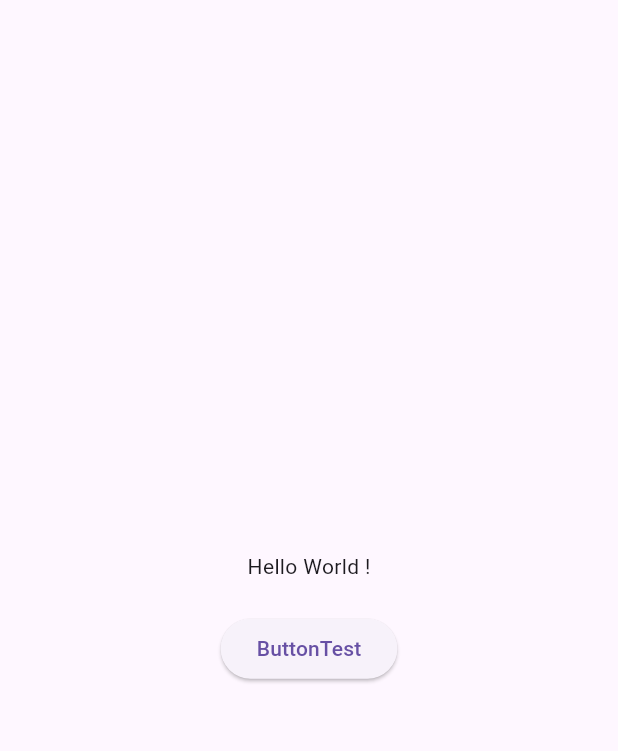
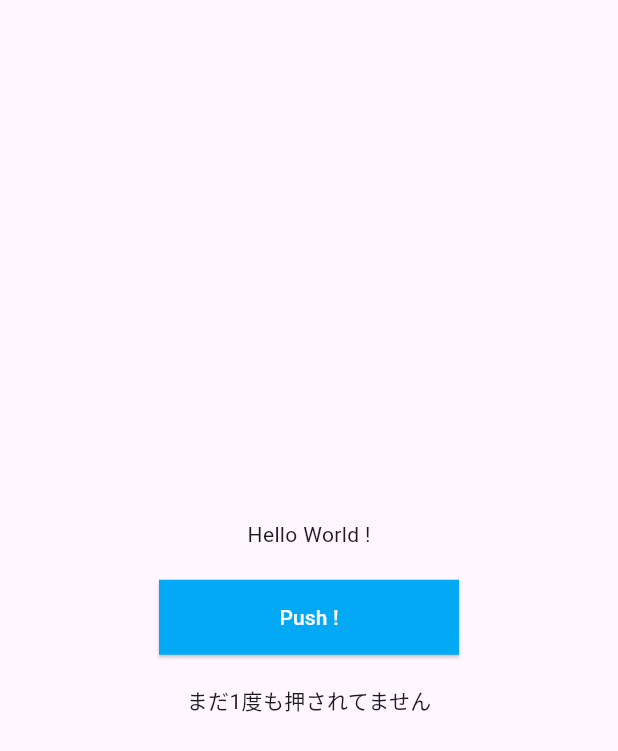
Before and after one commit to PLE-Eguchi/06_flutter, a Flutter app: the screen it shows after launch, on a phone screen of 412 x 824 dp. Shown: the top 751 px of the screen. Run offline on Flutter 3.47's test engine with Material 3 defaults, Android fonts, the phone set to English and light mode, and no system bars.

Commit message:
ボタンのスタイル変更

```diff
--- a/p006/lib/main.dart
+++ b/p006/lib/main.dart
@@ -29,7 +29,7 @@ class MyDisp extends StatefulWidget {
 }
 
 class _MyDispState extends State<MyDisp> {
-  String testStatement = '';
+  String testStatement = 'まだ1度も押されてません';
   int cnt = 0;
 
   @override
@@ -38,7 +38,7 @@ class _MyDispState extends State<MyDisp> {
       mainAxisAlignment: MainAxisAlignment.center,
       children: [
         const Text('Hello World !'),
-        Text(testStatement),
+        const SizedBox(height: 20),
         ElevatedButton(
             onPressed: () {
               cnt++;
@@ -46,7 +46,15 @@ class _MyDispState extends State<MyDisp> {
                 testStatement = '押されたのは $cnt 回目です';
               });
             },
-            child: const Text('ButtonTest')),
+            style: ElevatedButton.styleFrom(
+                fixedSize: const Size(200, 50),
+                shape: RoundedRectangleBorder(
+                    borderRadius: BorderRadius.circular(0)),
+                backgroundColor: Colors.lightBlue,
+                foregroundColor: Colors.white),
+            child: const Text('Push !')),
+        const SizedBox(height: 20),
+        Text(testStatement),
       ],
     );
   }
```
